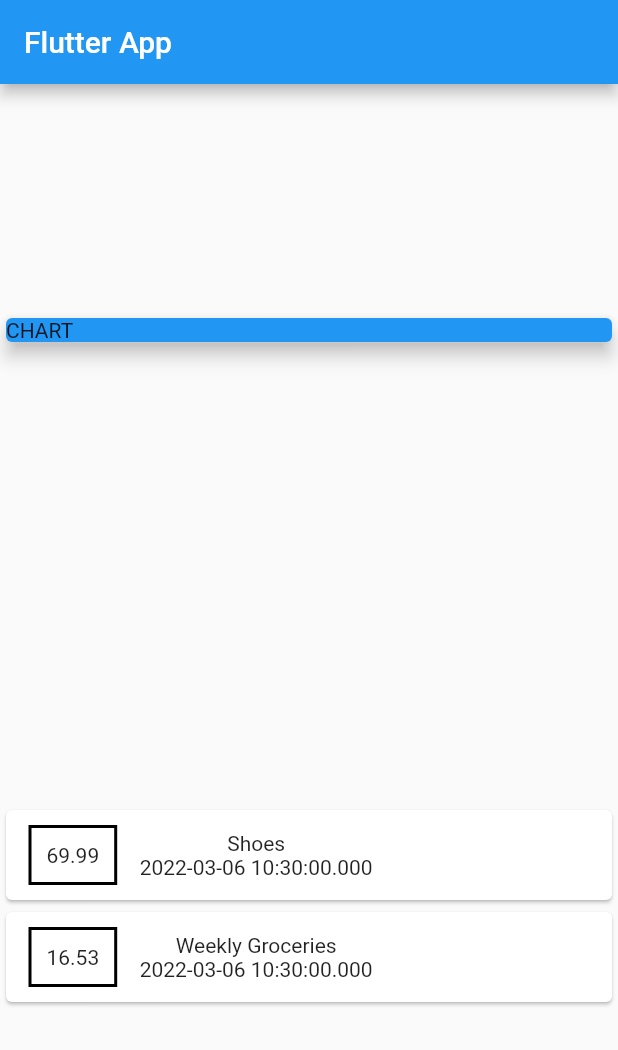
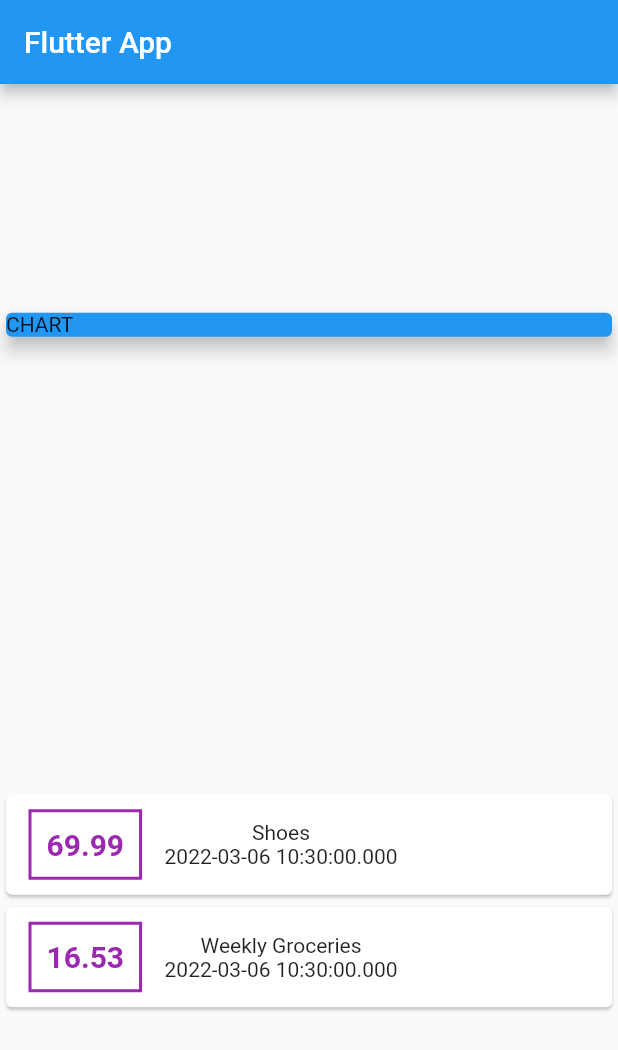
Before and after one commit to dastagg/ACMIND-personal-expenses, a Flutter app: the screen it shows after launch, on a phone screen of 412 x 824 dp. Shown: the top 1050 px of the screen. Run offline on Flutter 3.47's test engine with Material 2 defaults, Android fonts, the phone set to English and light mode, and no system bars.

Commit message:
End of 78.

```diff
--- a/lib/main.dart
+++ b/lib/main.dart
@@ -56,12 +56,17 @@ class MyHomePage extends StatelessWidget {
                       Container(
                         child: Text(
                           tx.amount.toString(),
+                          style: const TextStyle(
+                            fontWeight: FontWeight.bold,
+                            fontSize: 20.0,
+                            color: Colors.purple,
+                          ),
                         ),
                         margin: const EdgeInsets.symmetric(
                             vertical: 10.0, horizontal: 15.0),
                         decoration: BoxDecoration(
                           border: Border.all(
-                            color: Colors.black,
+                            color: Colors.purple,
                             width: 2.0,
                           ),
                         ),
```
